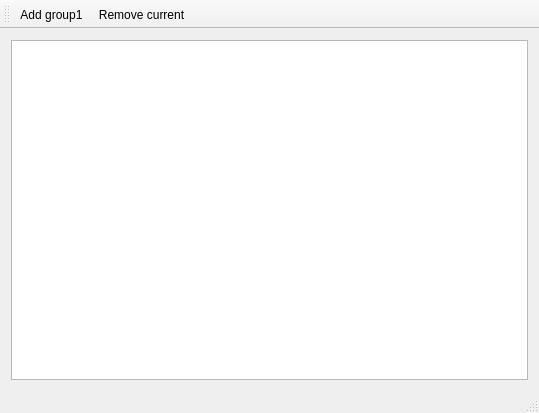
Before: the Qt Designer form mainwindow.ui in quanterion/VirtualTree, drawn with Qt 5.
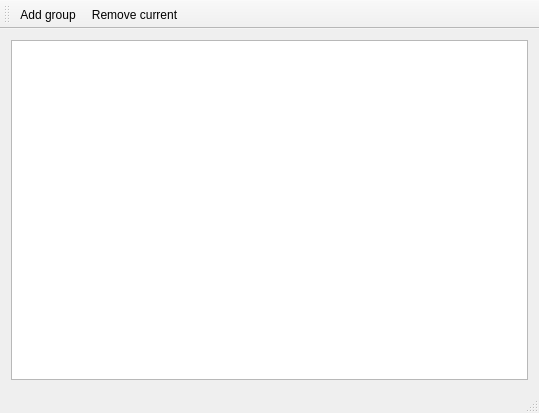
After: the same form once the commit is applied.

```diff
--- a/mainwindow.ui
+++ b/mainwindow.ui
@@ -37,13 +37,13 @@
    <attribute name="toolBarBreak">
     <bool>false</bool>
    </attribute>
-   <addaction name="actionAdd_group1"/>
+   <addaction name="actionAdd_group"/>
    <addaction name="actionRemove_current"/>
   </widget>
   <widget class="QStatusBar" name="statusBar"/>
-  <action name="actionAdd_group1">
+  <action name="actionAdd_group">
    <property name="text">
-    <string>Add group1</string>
+    <string>Add group</string>
    </property>
   </action>
   <action name="actionRemove_current">
```
